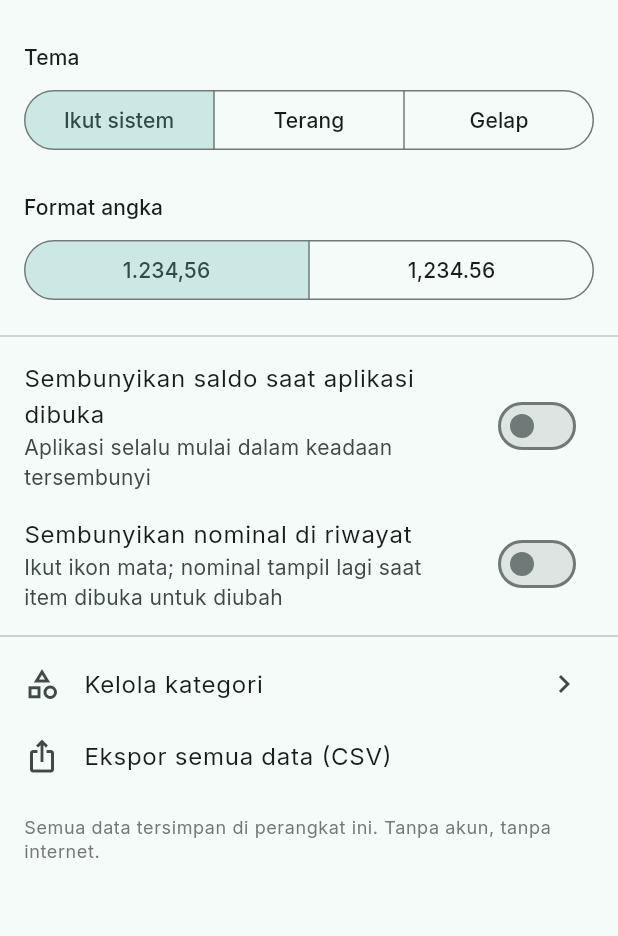
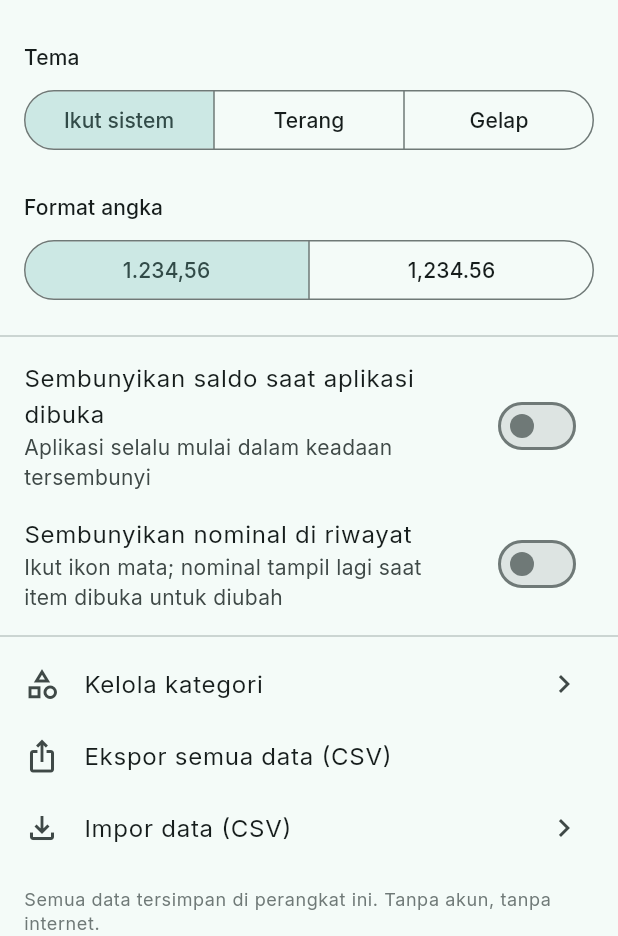
Before and after one commit to mzainalakli/myfinance, a Flutter app: the SettingsPage screen opened by its route, on a phone screen of 412 x 824 dp, the part 300-1236 px from its top. Run offline on Flutter 3.47's test engine with Material 3 defaults, Android fonts, the phone set to English and light mode, and no system bars; our stand-ins replace drift, file_picker, fl_chart, flutter_riverpod, flutter_slidable, go_router and 2 more; missing offline and left inert: home_widget; accounts and stored records are empty; generated files the repository leaves out were written again.

Commit message:
Impor CSV: layar impor bertahap (pilih berkas, pratinjau, mode, hasil), template, dokumentasi
file_picker (SAF, tanpa izin baru), parsing di isolate, README/DECISIONS/UPDATE_TERKINI.

Co-Authored-By: Claude Sonnet 5.5 <noreply@anthropic.com>

```diff
--- a/lib/app.dart
+++ b/lib/app.dart
@@ -8,6 +8,7 @@ import 'core/providers.dart';
 import 'core/strings.dart';
 import 'core/theme/app_theme.dart';
 import 'features/settings/categories_page.dart';
+import 'features/settings/import_page.dart';
 import 'features/settings/settings_page.dart';
 import 'features/stats/stats_page.dart';
 import 'features/transactions/ui/history_page.dart';
@@ -35,7 +36,10 @@ final _router = GoRouter(
     GoRoute(
       path: '/settings',
       builder: (_, _) => const SettingsPage(),
-      routes: [GoRoute(path: 'categories', builder: (_, _) => const CategoriesPage())],
+      routes: [
+        GoRoute(path: 'categories', builder: (_, _) => const CategoriesPage()),
+        GoRoute(path: 'import', builder: (_, _) => const ImportPage()),
+      ],
     ),
   ],
 );
--- a/lib/core/strings.dart
+++ b/lib/core/strings.dart
@@ -74,4 +74,41 @@ class S {
   static const hideHistory = 'Sembunyikan nominal di riwayat';
   static const hideHistoryHint = 'Ikut ikon mata; nominal tampil lagi saat item dibuka untuk diubah';
   static const privacy = 'Privasi';
+  static const importData = 'Impor data (CSV)';
+  static const importTitle = 'Impor data';
+  static const importIntro =
+      'Pulihkan atau gabungkan transaksi dari berkas CSV hasil ekspor aplikasi ini (atau yang mengikuti format yang sama).';
+  static const pickCsv = 'Pilih file CSV';
+  static const shareTemplate = 'Bagikan template CSV kosong';
+  static const reading = 'Membaca berkas…';
+  static const writing = 'Menulis ke database…';
+  static const dontLeave = 'Impor sedang berjalan, tunggu sampai selesai.';
+  static const previewTitle = 'Pratinjau';
+  static const validRows = 'Baris valid';
+  static const willAdd = 'Akan ditambahkan';
+  static const dupSkipped = 'Duplikat dilewati';
+  static const errorRows = 'Baris bermasalah';
+  static const newCategoriesLabel = 'Kategori baru';
+  static const dateRangeLabel = 'Rentang tanggal';
+  static const totalsPerCurrency = 'Total per mata uang';
+  static const modeMerge = 'Gabungkan';
+  static const modeReplace = 'Ganti semua';
+  static const modeMergeHint = 'Tambahkan yang belum ada, lewati duplikat. Data sekarang tidak diubah.';
+  static const modeReplaceHint =
+      'Hapus semua transaksi sekarang lalu isi dari berkas. Cadangan CSV data sekarang dibuat otomatis lebih dulu.';
+  static const none = 'tidak ada';
+  static const showErrors = 'Lihat daftar';
+  static const importAction = 'Impor';
+  static const nothingNew = 'Tidak ada transaksi baru untuk diimpor';
+  static const confirmReplaceTitle = 'Ganti semua data?';
+  static const importDone = 'Impor selesai';
+  static const added = 'ditambahkan';
+  static const skipped = 'dilewati';
+  static const failed = 'gagal';
+  static const backupSaved = 'Cadangan data sebelumnya disimpan di penyimpanan privat aplikasi.';
+  static const shareBackup = 'Bagikan cadangan';
+  static const retry = 'Pilih berkas lain';
+  static const fileError = 'Berkas tidak bisa diimpor';
+  static const readFail = 'Berkas tidak bisa dibaca.';
+  static const moreErrors = 'dan lainnya tidak ditampilkan';
 }
--- a/lib/features/settings/settings_page.dart
+++ b/lib/features/settings/settings_page.dart
@@ -124,6 +124,13 @@ class SettingsPage extends ConsumerWidget {
                 await shareCsv(rows);
               },
             ),
+            ListTile(
+              minTileHeight: Tk.touch,
+              leading: const Icon(Icons.file_download_outlined),
+              title: const Text(S.importData),
+              trailing: const Icon(Icons.chevron_right),
+              onTap: () => context.push('/settings/import'),
+            ),
             Padding(
               padding: const EdgeInsets.all(Tk.s16),
               child: Text(S.about, style: tt.bodySmall?.copyWith(color: Theme.of(context).colorScheme.outline)),
--- a/lib/features/transactions/data/repository.dart
+++ b/lib/features/transactions/data/repository.dart
@@ -104,6 +104,11 @@ class Repository {
   Future<void> restoreTransaction(Transaction t) =>
       db.into(db.transactions).insert(t, mode: InsertMode.insertOrReplace);
 
+  Future<int> countTransactions() async {
+    final c = db.transactions.id.count();
+    return (await (db.selectOnly(db.transactions)..addColumns([c])).map((r) => r.read(c)).getSingle()) ?? 0;
+  }
+
   // ---------- kategori ----------
 
   Stream<List<Category>> watchCategories(TxType type, {bool includeArchived = false}) {
--- a/pubspec.yaml
+++ b/pubspec.yaml
@@ -46,6 +46,7 @@ dependencies:
   path: ^1.9.1
   flutter_localizations:
     sdk: flutter
+  file_picker: ^13.4.0
 
 dev_dependencies:
   flutter_test:
```
Also changed, not shown: lib/features/settings/import_page.dart (added, +428 -0 lines), pubspec.lock, 4 other files.
